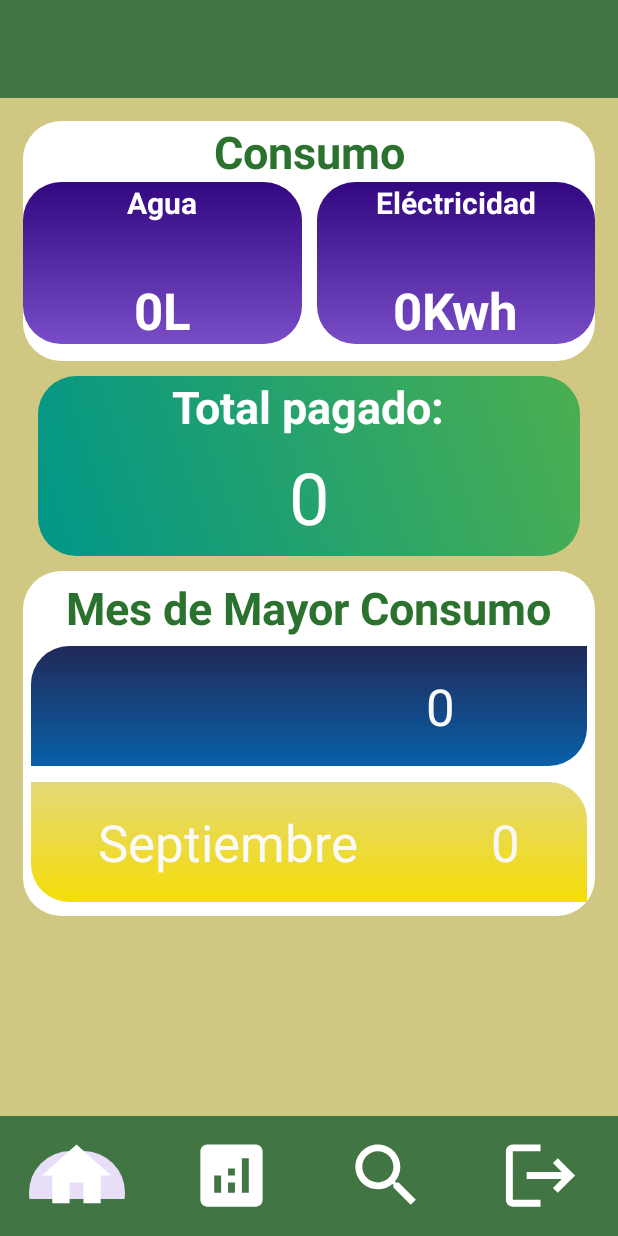
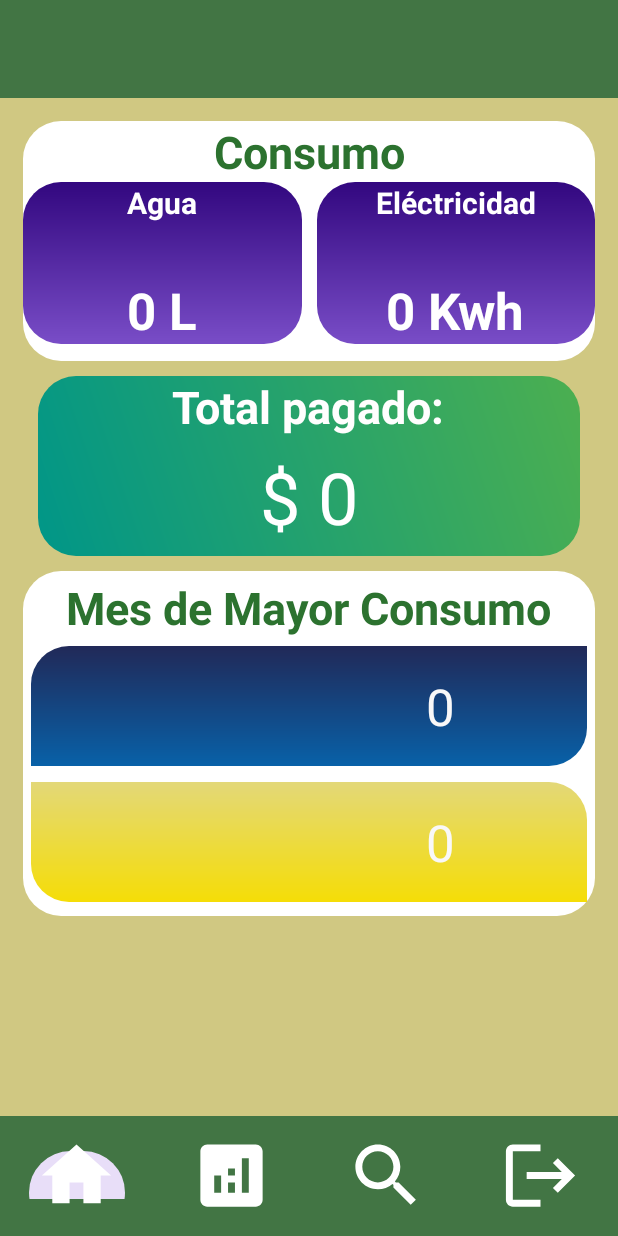
Before and after one commit to luispipe/AhorraVoltios_01, an Android app: the StatisticsActivity screen opened directly, with no data from a screen before it, on a phone screen of 412 x 824 dp. Run offline under Robolectric (Android 15) with nearby library versions, the phone set to English and light mode, and no system bars.

Commit message:
V5 Commit

```diff
--- a/app/src/main/java/com/example/ahorravoltios_01/StatisticsActivity.java
+++ b/app/src/main/java/com/example/ahorravoltios_01/StatisticsActivity.java
@@ -45,7 +45,7 @@ public class StatisticsActivity extends AppCompatActivity {
         totalConsumeElectricity(electricityList);
 
         int totalPay_value=totalPayWater(waterList)+totalPayElectricity(electricityList);
-        totalPay.setText(totalPay_value+"");
+        totalPay.setText("$ "+totalPay_value+"");
 
     }
 
@@ -60,7 +60,7 @@ public class StatisticsActivity extends AppCompatActivity {
                  month=i.getMonth();
              }
          }
-        totalWater.setText(total+"L");
+        totalWater.setText(total+" L");
         monthWater.setText(month);
         quantityWater.setText(max+"");
     }
@@ -76,9 +76,9 @@ public class StatisticsActivity extends AppCompatActivity {
                 month=i.getMonth();
             }
         }
-        totalElectricity.setText(total+"Kwh");
+        totalElectricity.setText(total+" Kwh");
         quantityElectricity.setText(max+"");
-        monthWater.setText(month);
+        monthElectricity.setText(month);
     }
 
     public ArrayList<Water> listWater(File water,String user){
```
